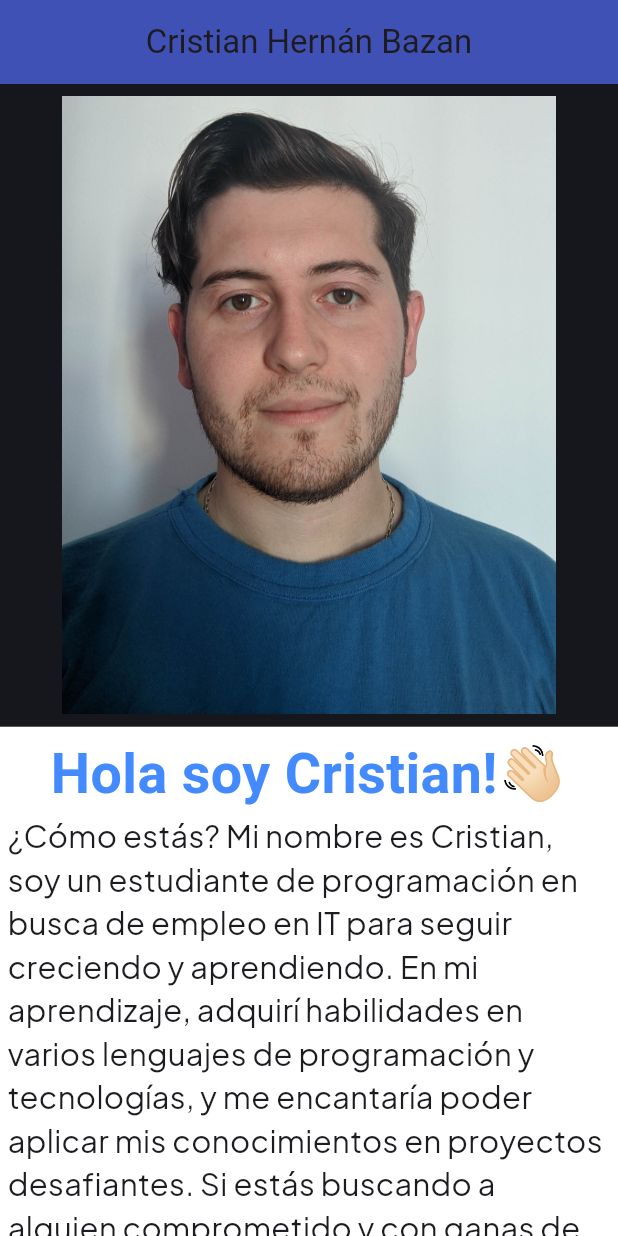
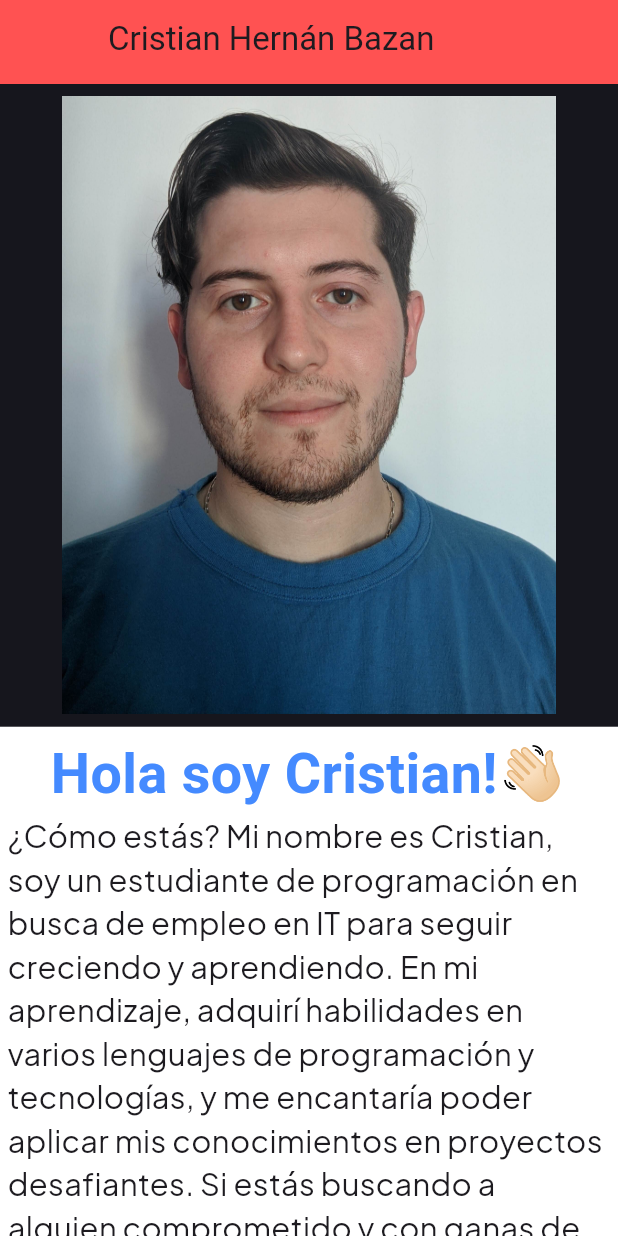
Before and after one commit to cristian-bazan/CV, a Flutter app: the screen it shows after launch, on a phone screen of 412 x 824 dp. Run offline on Flutter 3.47's test engine with Material 3 defaults, Android fonts, the phone set to English and light mode, and no system bars; our stand-ins replace google_fonts; Roboto replaces fonts that are missing (Overpass).

Commit message:
Update mobile_widget.dart

```diff
--- a/lib/Views/Responsive/mobile_widget.dart
+++ b/lib/Views/Responsive/mobile_widget.dart
@@ -1,4 +1,5 @@
 import 'package:flutter/material.dart';
+import 'package:flutter/widgets.dart';
 import 'package:portfolio_cristian_bazan/Widgets/widget.dart';
 
 class MobileWidget extends StatelessWidget {
@@ -8,26 +9,25 @@ class MobileWidget extends StatelessWidget {
   Widget build(BuildContext context) {
     //final size = MediaQuery.of(context).size;
     return Scaffold(
-      appBar: AppBar(//sliverAppBar
+      /*appBar: AppBar(
         title: const Center(child: Text('Cristian Hernán Bazan')),
         backgroundColor: Colors.indigo,
-      ),
-      body: SingleChildScrollView(
-        controller: ScrollController(),
-        child: Column(
-          children: [
-            const PrincipalWidget(),
-            Padding(
-            padding: const EdgeInsets.all(8),
-            child: AspectRatio(
-              aspectRatio: 16/9,
-              child: Container(
-                color: Colors.black,
-              ),
-              ),
-            )]
-        ),
-      ),
-    );
+      ),*/
+      body: CustomScrollView(
+        physics: const BouncingScrollPhysics(),
+        slivers: [
+          SliverAppBar(
+            flexibleSpace: FlexibleSpaceBar(
+              title: const Text('Cristian Hernán Bazan'),
+              background: Container(color: Colors.redAccent,),
+            ),
+          ),
+          SliverList(
+            delegate: SliverChildListDelegate([
+              const PrincipalWidget(),
+            ]),
+            )
+        ],
+      ));
   }
 }
```
